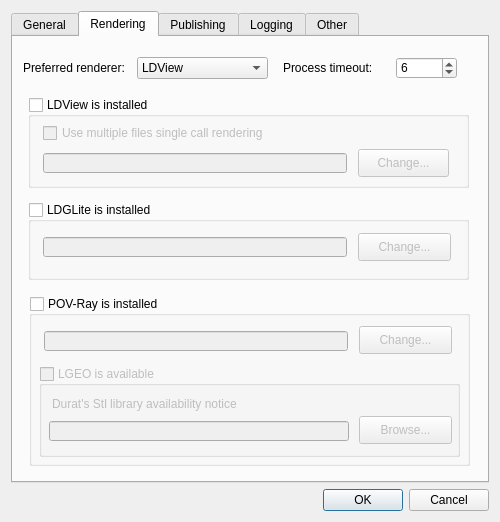
This is mainApp/preferences.ui in trevorsandy/lpub3d as Qt 5 draws it before an edit. The edited form follows.
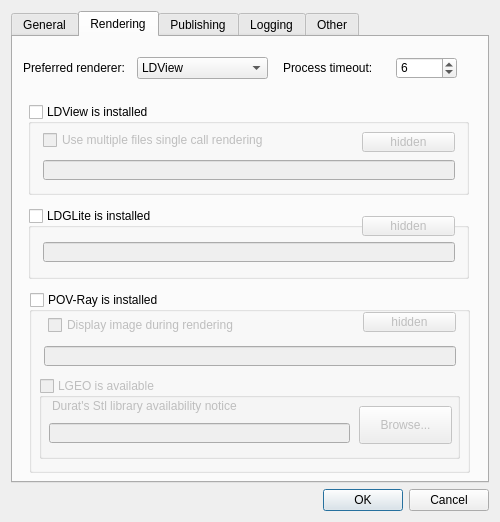
This is the edited form. Icons and pictures are not drawn.

Commit message: Add perference to display image during  Raytracer rendering

```diff
--- a/mainApp/preferences.ui
+++ b/mainApp/preferences.ui
@@ -320,9 +320,9 @@
        <property name="geometry">
         <rect>
          <x>16</x>
-         <y>259</y>
+         <y>255</y>
          <width>441</width>
-         <height>170</height>
+         <height>181</height>
         </rect>
        </property>
        <property name="title">
@@ -338,8 +338,8 @@
         <property name="geometry">
          <rect>
           <x>15</x>
-          <y>35</y>
-          <width>304</width>
+          <y>54</y>
+          <width>412</width>
           <height>20</height>
          </rect>
         </property>
@@ -347,23 +347,23 @@
        <widget class="QPushButton" name="browsePOVRAY">
         <property name="geometry">
          <rect>
-          <x>330</x>
-          <y>30</y>
+          <x>334</x>
+          <y>20</y>
           <width>93</width>
-          <height>28</height>
+          <height>20</height>
          </rect>
         </property>
         <property name="text">
-         <string>Change...</string>
+         <string>hidden</string>
         </property>
        </widget>
        <widget class="QGroupBox" name="lgeoBox">
         <property name="geometry">
          <rect>
           <x>10</x>
-          <y>70</y>
+          <y>86</y>
           <width>421</width>
-          <height>91</height>
+          <height>81</height>
          </rect>
         </property>
         <property name="toolTip">
@@ -382,8 +382,8 @@
          <property name="geometry">
           <rect>
            <x>10</x>
-           <y>55</y>
-           <width>300</width>
+           <y>45</y>
+           <width>301</width>
            <height>20</height>
           </rect>
          </property>
@@ -398,9 +398,9 @@
          <property name="geometry">
           <rect>
            <x>320</x>
-           <y>50</y>
+           <y>28</y>
            <width>93</width>
-           <height>28</height>
+           <height>38</height>
           </rect>
          </property>
          <property name="toolTip">
@@ -417,7 +417,7 @@
          <property name="geometry">
           <rect>
            <x>13</x>
-           <y>30</y>
+           <y>20</y>
            <width>301</width>
            <height>16</height>
           </rect>
@@ -427,14 +427,33 @@
          </property>
         </widget>
        </widget>
+       <widget class="QCheckBox" name="povrayDisplay_Chk">
+        <property name="geometry">
+         <rect>
+          <x>19</x>
+          <y>23</y>
+          <width>256</width>
+          <height>20</height>
+         </rect>
+        </property>
+        <property name="toolTip">
+         <string>Display image during rendering</string>
+        </property>
+        <property name="statusTip">
+         <string>Check to enable display window during image Raytracer rendering</string>
+        </property>
+        <property name="text">
+         <string>Display image during rendering</string>
+        </property>
+       </widget>
       </widget>
       <widget class="QGroupBox" name="ldgliteBox">
        <property name="geometry">
         <rect>
          <x>15</x>
-         <y>165</y>
+         <y>171</y>
          <width>441</width>
-         <height>78</height>
+         <height>71</height>
         </rect>
        </property>
        <property name="title">
@@ -450,8 +469,8 @@
         <property name="geometry">
          <rect>
           <x>15</x>
-          <y>35</y>
-          <width>304</width>
+          <y>34</y>
+          <width>412</width>
           <height>20</height>
          </rect>
         </property>
@@ -459,14 +478,14 @@
        <widget class="QPushButton" name="browseLDGLite">
         <property name="geometry">
          <rect>
-          <x>330</x>
-          <y>31</y>
+          <x>334</x>
+          <y>8</y>
           <width>93</width>
-          <height>28</height>
+          <height>20</height>
          </rect>
         </property>
         <property name="text">
-         <string>Change...</string>
+         <string>hidden</string>
         </property>
        </widget>
       </widget>
@@ -474,7 +493,7 @@
        <property name="geometry">
         <rect>
          <x>15</x>
-         <y>60</y>
+         <y>67</y>
          <width>441</width>
          <height>91</height>
         </rect>
@@ -493,7 +512,7 @@
          <rect>
           <x>15</x>
           <y>56</y>
-          <width>304</width>
+          <width>412</width>
           <height>20</height>
          </rect>
         </property>
@@ -501,14 +520,14 @@
        <widget class="QPushButton" name="browseLDView">
         <property name="geometry">
          <rect>
-          <x>330</x>
-          <y>52</y>
-          <width>91</width>
-          <height>28</height>
+          <x>334</x>
+          <y>28</y>
+          <width>93</width>
+          <height>20</height>
          </rect>
         </property>
         <property name="text">
-         <string>Change...</string>
+         <string>hidden</string>
         </property>
        </widget>
        <widget class="QCheckBox" name="ldviewSingleCall_Chk">
```
The commit also changes 6 other files.
